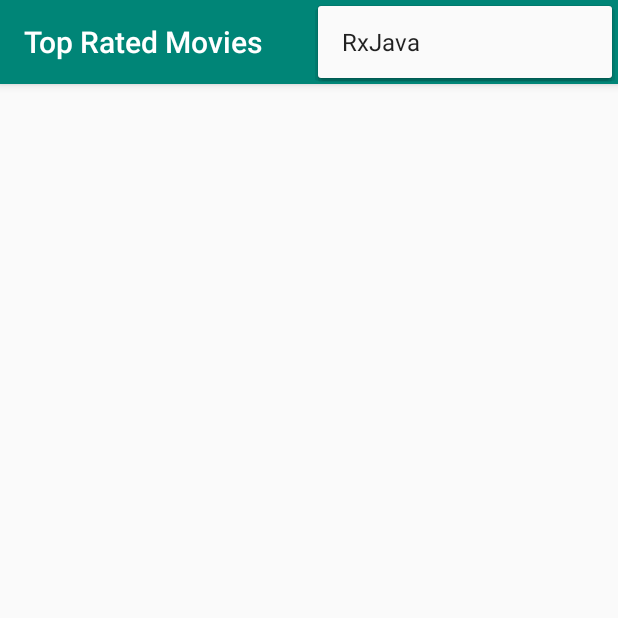
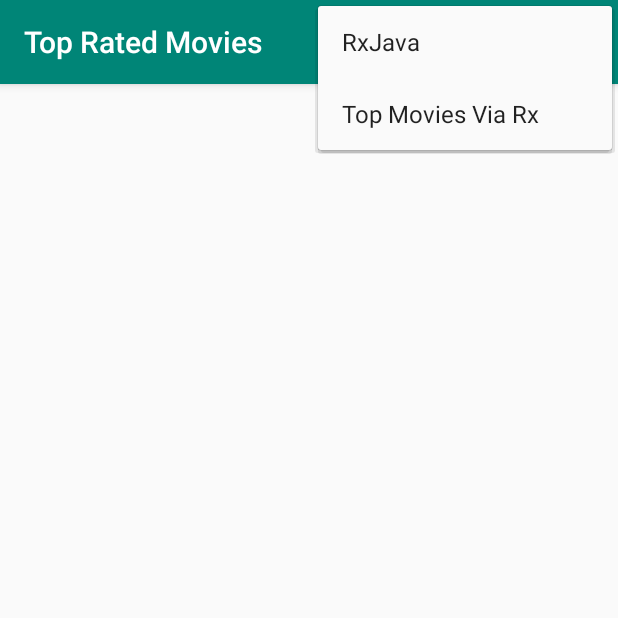
Before and after one commit to sagarkhursale/Retrofit-RxJava-Training, an Android app: the screen it shows after launch (MainActivity), with the options menu open, on a phone screen of 412 x 824 dp, the top half of it. Run offline under Robolectric (Android 15) with nearby library versions, the phone set to English and light mode, and no system bars.

Commit message:
Intent to TopMoviesWithRx

```diff
--- a/app/src/main/java/com/example/sagar/retrofit/MainActivity.java
+++ b/app/src/main/java/com/example/sagar/retrofit/MainActivity.java
@@ -28,8 +28,6 @@ import static android.support.v7.widget.RecyclerView.*;
 public class MainActivity extends AppCompatActivity {
 
     private final String TAG = MainActivity.class.getSimpleName();
-
-    private static String API_KEY;
     private static final int PAGE_ONE = 1;
 
     private RecyclerView recyclerView;
@@ -43,7 +41,7 @@ public class MainActivity extends AppCompatActivity {
         super.onCreate(savedInstanceState);
         setContentView(R.layout.activity_main);
 
-        API_KEY = getString(R.string.api_key);
+        final String API_KEY = getString(R.string.api_key);
 
         recyclerView = findViewById(R.id.recyclerView);
         recyclerView.setHasFixedSize(true);
@@ -100,6 +98,10 @@ public class MainActivity extends AppCompatActivity {
             Intent intent = new Intent(MainActivity.this, Main2Activity.class);
             startActivity(intent);
 
+        } else if (id == R.id.gotoTopMoviesRx) {
+
+            Intent intent = new Intent(MainActivity.this, TopMoviesRxActivity.class);
+            startActivity(intent);
         }
 
         return super.onOptionsItemSelected(item);
--- a/app/src/main/res/menu/main_menu.xml
+++ b/app/src/main/res/menu/main_menu.xml
@@ -7,5 +7,10 @@
         android:title="@string/menu_title_reactive"
         app:showAsAction="never" />
 
+    <item
+        android:id="@+id/gotoTopMoviesRx"
+        android:title="@string/menu_title_top_movies_rx"
+        app:showAsAction="never" />
+
 
 </menu>
--- a/app/src/main/res/values/strings.xml
+++ b/app/src/main/res/values/strings.xml
@@ -3,10 +3,11 @@
 
     <string name="title_top_movies">Top Rated Movies</string>
     <string name="title_rx_java">RxJava</string>
-    <string name="title_top_movies_rx">Top Movies With Rx</string>
+    <string name="title_top_movies_rx">Top Movies Via Rx</string>
 
     <string name="api_key">ef11f8a97d50d37a71e4353b2fb086a6</string>
 
     <string name="menu_title_reactive">RxJava</string>
+    <string name="menu_title_top_movies_rx">Top Movies Via Rx</string>
 
 </resources>
```
